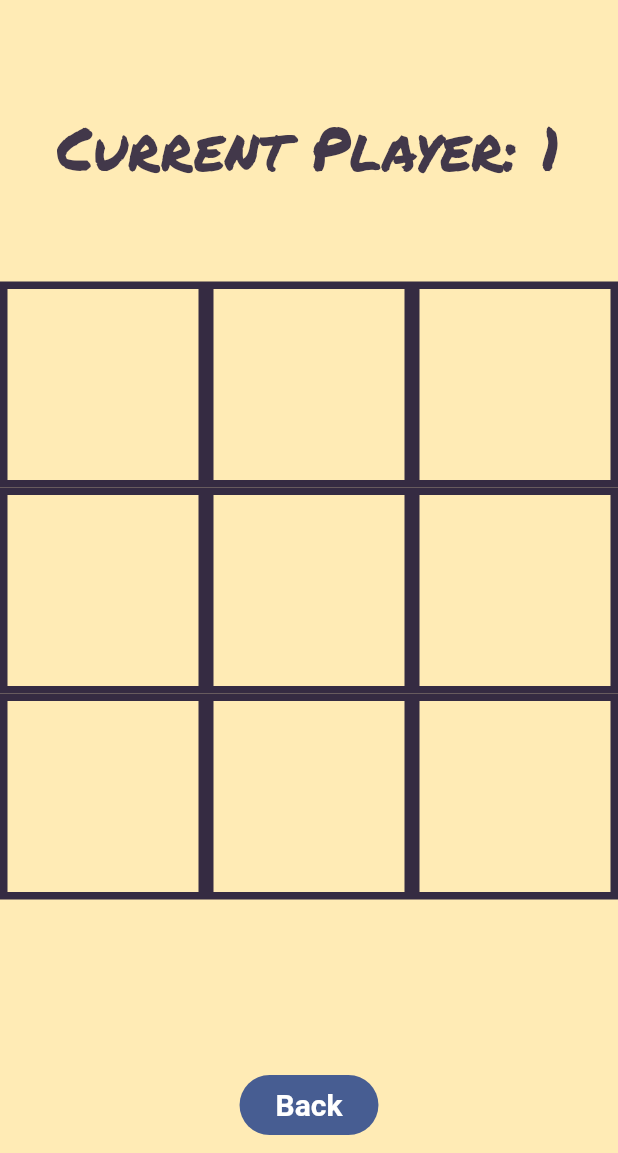
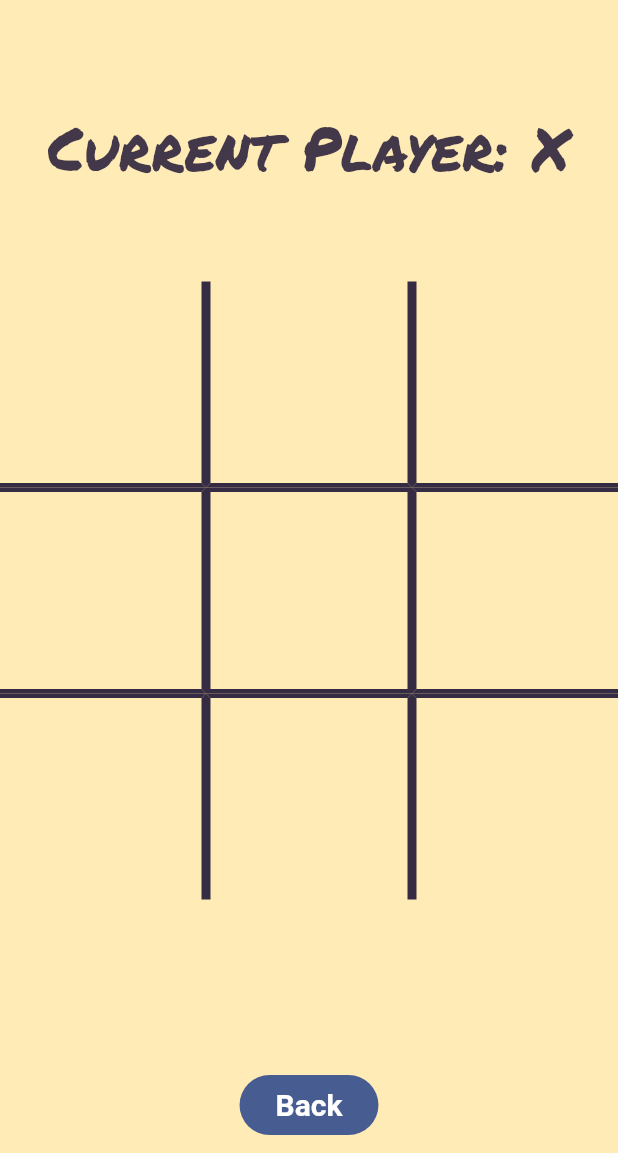
Before and after one commit to ZerefTribbiani/Casual-Games, a Flutter app: the TicTacToeScreen screen opened by its route, on a phone screen of 412 x 824 dp, the part 83-1236 px from its top. Run offline on Flutter 3.47's test engine with Material 2 defaults, Android fonts, the light colour scheme and no system bars; our stand-ins replace audioplayers, go_router, shared_preferences; accounts and stored records are empty.

Commit message:
Update 1

```diff
--- a/lib/play_session/tic_tac_toe/board.dart
+++ b/lib/play_session/tic_tac_toe/board.dart
@@ -1,8 +1,27 @@
-import 'dart:math' show max, min;
-
-import 'package:basic/style/palette.dart';
+import 'package:basic/game_internals/tic_tac_toe/board_state.dart';
+import 'package:basic/play_session/tic_tac_toe/tile.dart';
 import 'package:flutter/material.dart';
 import 'package:provider/provider.dart';
+
+class CurrentPlayerWidget extends StatelessWidget {
+  const CurrentPlayerWidget({super.key});
+
+  @override
+  Widget build(BuildContext context) {
+    final currentPlayer = context.watch<BoardState>().currentPlayer;
+    final playerSide = currentPlayer == 1 ? 'X' : 'O';
+
+    return Text(
+      'Current Player: $playerSide',
+      textAlign: TextAlign.center,
+      style: TextStyle(
+        fontFamily: 'Permanent Marker',
+        fontSize: 40,
+        height: 1,
+      ),
+    );
+  }
+}
 
 class Board extends StatefulWidget {
   final int rows;
@@ -21,33 +40,13 @@ class Board extends StatefulWidget {
 }
 
 class _BoardState extends State<Board> {
-  int currentPlayer = 1;
-  int filledBoxes = 0;
-  late List<String> tileDisplayList;
-
-  @override
-  void initState() {
-    super.initState();
-    tileDisplayList = List.filled(widget.rows * widget.cols, '');
-  }
-
   @override
   Widget build(BuildContext context) {
-    final palette = context.watch<Palette>();
-
     return Column(
       children: [
         Expanded(
           flex: 1,
-          child: Text(
-            'Current Player: $currentPlayer',
-            textAlign: TextAlign.center,
-            style: TextStyle(
-              fontFamily: 'Permanent Marker',
-              fontSize: 40,
-              height: 1,
-            ),
-          ),
+          child: CurrentPlayerWidget(),
         ),
         Expanded(
           flex: 4,
@@ -56,29 +55,34 @@ class _BoardState extends State<Board> {
             gridDelegate: SliverGridDelegateWithFixedCrossAxisCount(
                 crossAxisCount: widget.cols),
             itemBuilder: (context, index) {
+              int x = index ~/ widget.cols;
+              int y = index % widget.cols;
+              TileSide tileSide;
+              if (x == 0 && y == 0) {
+                tileSide = TileSide.topLeft;
+              } else if (x == 0 && y == widget.cols - 1) {
+                tileSide = TileSide.topRight;
+              } else if (x == widget.rows - 1 && y == 0) {
+                tileSide = TileSide.bottomLeft;
+              } else if (x == widget.rows - 1 && y == widget.cols - 1) {
+                tileSide = TileSide.bottomRight;
+              } else if (x == 0) {
+                tileSide = TileSide.topEdge;
+              } else if (x == widget.rows - 1) {
+                tileSide = TileSide.bottomEdge;
+              } else if (y == 0) {
+                tileSide = TileSide.leftEdge;
+              } else if (y == widget.cols - 1) {
+                tileSide = TileSide.rightEdge;
+              } else {
+                tileSide = TileSide.center;
+              }
+
               return GestureDetector(
                 onTap: (() {
-                  _tapped(index);
+                  _onTap(context, index);
                 }),
-                child: Container(
-                  decoration: BoxDecoration(
-                    border: Border.all(
-                      color: palette.inkFullOpacity,
-                      width: 5.0,
-                    ),
-                  ),
-                  child: Center(
-                    child: Text(
-                      tileDisplayList[index],
-                      textAlign: TextAlign.center,
-                      style: TextStyle(
-                        fontFamily: 'Permanent Marker',
-                        fontSize: 55,
-                        height: 1,
-                      ),
-                    ),
-                  ),
-                ),
+                child: Tile(x: x, y: y, tileSide: tileSide),
               );
             },
           ),
@@ -87,128 +91,8 @@ class _BoardState extends State<Board> {
     );
   }
 
-  void _tapped(int index) {
-    if (tileDisplayList[index] != '') {
-      return;
-    }
-
-    setState(() {
-      if (currentPlayer == 1) {
-        tileDisplayList[index] = 'X';
-        currentPlayer = 2;
-      } else {
-        tileDisplayList[index] = 'O';
-        currentPlayer = 1;
-      }
-    });
-    filledBoxes++;
-    _checkForWin(index, tileDisplayList[index]);
-  }
-
-  void _checkForWin(int index, String player) {
-    int x = index ~/ widget.cols;
-    int y = index % widget.cols;
-
-    // Checking rows
-    int count = 0;
-    int yStart = max(0, y - widget.n + 1);
-    int yEnd = min(widget.cols - 1, y + widget.n - 1);
-    for (var i = yStart; i <= yEnd; i++) {
-      if (tileDisplayList[x * widget.cols + i] == player) {
-        count++;
-        if (count == widget.n) {
-          _onWin(player);
-          return;
-        }
-      } else {
-        count = 0;
-      }
-    }
-
-    // Checking columns
-    count = 0;
-    int xStart = max(0, x - widget.n + 1);
-    int xEnd = min(widget.rows - 1, x + widget.n - 1);
-    for (var i = xStart; i <= xEnd; i++) {
-      if (tileDisplayList[i * widget.cols + y] == player) {
-        count++;
-        if (count == widget.n) {
-          _onWin(player);
-          return;
-        }
-      } else {
-        count = 0;
-      }
-    }
-
-    // Checking top-left to bottom-right diagonal
-    count = 0;
-    int diagX = x;
-    int diagY = y;
-    while (diagX > 0 && diagY > 0) {
-      diagX--;
-      diagY--;
-    }
-    while (diagX < widget.rows && diagY < widget.cols) {
-      if (tileDisplayList[diagX * widget.cols + diagY] == player) {
-        count++;
-        if (count == widget.n) {
-          _onWin(player);
-          return;
-        }
-      } else {
-        count = 0;
-      }
-      diagX++;
-      diagY++;
-    }
-
-    // Checking bottom-left to top-right diagonal
-    count = 0;
-    diagX = x;
-    diagY = y;
-    while (diagX < widget.rows - 1 && diagY > 0) {
-      diagX++;
-      diagY--;
-    }
-    while (diagX >= 0 && diagY < widget.cols) {
-      if (tileDisplayList[diagX * widget.cols + diagY] == player) {
-        count++;
-        if (count == widget.n) {
-          _onWin(player);
-          return;
-        }
-      } else {
-        count = 0;
-      }
-      diagX--;
-      diagY++;
-    }
-
-    if (filledBoxes == widget.rows * widget.cols) {
-      _onDraw();
-    }
-  }
-
-  void _onWin(String player) {
-    showDialog(
-      context: context,
-      builder: (context) {
-        return AlertDialog(
-          title: Text('Player $player has won!'),
-        );
-      },
-    );
-  }
-
-  void _onDraw() {
-    showDialog(
-      context: context,
-      builder: (context) {
-        return AlertDialog(
-          title: Text('The game has ended in a draw!'),
-        );
-      },
-    );
+  void _onTap(BuildContext context, int index) {
+    final boardState = Provider.of<BoardState>(context, listen: false);
+    boardState.makeMove(index, widget.n);
   }
 }
--- a/lib/play_session/tic_tac_toe/tic_tac_toe_screen.dart
+++ b/lib/play_session/tic_tac_toe/tic_tac_toe_screen.dart
@@ -1,3 +1,4 @@
+import 'package:basic/game_internals/tic_tac_toe/board_state.dart';
 import 'package:basic/play_session/tic_tac_toe/board.dart';
 import 'package:basic/style/confetti.dart';
 import 'package:basic/style/my_button.dart';
@@ -8,7 +9,16 @@ import 'package:logging/logging.dart';
 import 'package:provider/provider.dart';
 
 class TicTacToeScreen extends StatefulWidget {
-  const TicTacToeScreen({super.key});
+  final int rows;
+  final int cols;
+  final int n;
+
+  const TicTacToeScreen({
+    super.key,
+    this.rows = 3,
+    this.cols = 3,
+    this.n = 3,
+  });
 
   @override
   State<TicTacToeScreen> createState() => _TicTacToeScreenState();
@@ -36,7 +46,12 @@ class _TicTacToeScreenState extends State<TicTacToeScreen> {
   Widget build(BuildContext context) {
     final palette = context.watch<Palette>();
 
-    return IgnorePointer(
+    return ChangeNotifierProvider(
+      create: (context) => BoardState(
+        rows: widget.rows,
+        cols: widget.cols,
+      ),
+      child: IgnorePointer(
         ignoring: _duringCelebration,
         child: Scaffold(
           backgroundColor: palette.backgroundPlaySession,
@@ -83,6 +98,7 @@ class _TicTacToeScreenState extends State<TicTacToeScreen> {
             ],
           ),
         ),
+      ),
     );
   }
 }
--- a/lib/play_session/tic_tac_toe/tile.dart
+++ b/lib/play_session/tic_tac_toe/tile.dart
@@ -0,0 +1,91 @@
+import 'package:basic/game_internals/tic_tac_toe/board_state.dart';
+import 'package:basic/style/palette.dart';
+import 'package:flutter/material.dart';
+import 'package:provider/provider.dart';
+
+enum Player { x, o, none }
+
+extension PlayerToString on Player {
+  String string() {
+    switch (this) {
+      case Player.x:
+        return 'X';
+      case Player.o:
+        return 'O';
+      case Player.none:
+        return '';
+    }
+  }
+}
+
+enum TileSide {
+  center,
+  topLeft,
+  topRight,
+  bottomLeft,
+  bottomRight,
+  topEdge,
+  bottomEdge,
+  leftEdge,
+  rightEdge
+}
+
+class Tile extends StatelessWidget {
+  final int x;
+  final int y;
+  final TileSide tileSide;
+
+  const Tile({
+    super.key,
+    required this.x,
+    required this.y,
+    this.tileSide = TileSide.center,
+  });
+
+  @override
+  Widget build(BuildContext context) {
+    final palette = context.watch<Palette>();
+    final tileOwner = context.watch<BoardState>().tileOwners[x][y];
+
+    Border border;
+    BorderSide borderSide = BorderSide(color: palette.inkFullOpacity, width: 3);
+    switch (tileSide) {
+      case TileSide.center:
+        border = Border.all(color: palette.inkFullOpacity, width: 3);
+      case TileSide.topLeft:
+        border = Border(bottom: borderSide, right: borderSide);
+      case TileSide.topRight:
+        border = Border(bottom: borderSide, left: borderSide);
+      case TileSide.bottomLeft:
+        border = Border(top: borderSide, right: borderSide);
+      case TileSide.bottomRight:
+        border = Border(top: borderSide, left: borderSide);
+      case TileSide.topEdge:
+        border =
+            Border(bottom: borderSide, left: borderSide, right: borderSide);
+      case TileSide.bottomEdge:
+        border = Border(top: borderSide, left: borderSide, right: borderSide);
+      case TileSide.leftEdge:
+        border = Border(top: borderSide, bottom: borderSide, right: borderSide);
+      case TileSide.rightEdge:
+        border = Border(top: borderSide, bottom: borderSide, left: borderSide);
+    }
+
+    return Container(
+      decoration: BoxDecoration(
+        border: border,
+      ),
+      child: Center(
+        child: Text(
+          tileOwner.string(),
+          textAlign: TextAlign.center,
+          style: TextStyle(
+            fontFamily: 'Permanent Marker',
+            fontSize: 55,
+            height: 1,
+          ),
+        ),
+      ),
+    );
+  }
+}
```
Also changed, not shown: lib/game_internals/tic_tac_toe/board_state.dart (+119 -1 lines), lib/level_selection/levels.dart (+0 -7 lines). Lines whose indentation alone changed are shown as unchanged.
